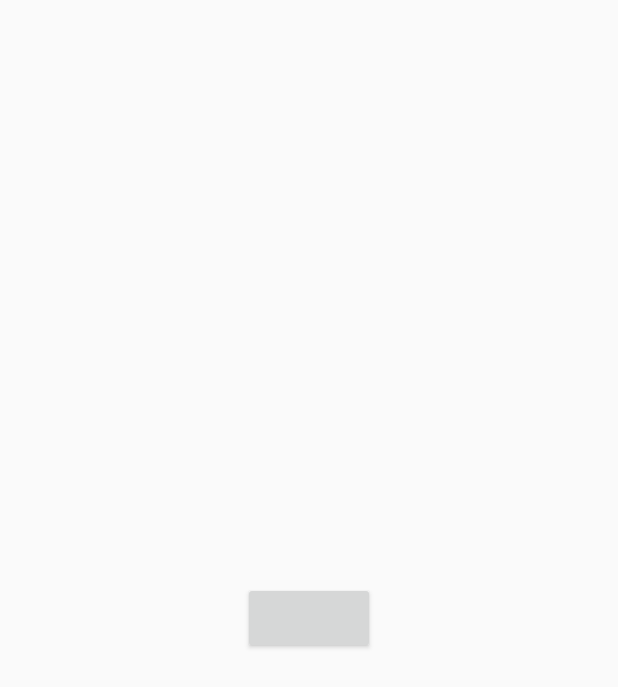
After one commit to JunichiYukawa/airline, an Android app: the LoginWithTwitterActivity screen opened directly, with no data from a screen before it, on a phone screen of 412 x 824 dp. The commit adds this screen. Shown: the top 687 px of the screen. Run offline under Robolectric (Android 15) with nearby library versions, the phone set to English and light mode, and no system bars; libraries missing offline, so code that uses them is left out: com.twitter.sdk; plain views replace TwitterLoginButton; 2 statements that could not run were skipped.

Commit message:
#1 ログインとログイン情報をファイル保存するところまで

```diff
--- a/app/src/main/AndroidManifest.xml
+++ b/app/src/main/AndroidManifest.xml
@@ -4,17 +4,19 @@
 
     <application
         android:allowBackup="true"
+        android:name=".AirLineApplication"
         android:icon="@mipmap/ic_launcher"
         android:label="@string/app_name"
         android:supportsRtl="true"
         android:theme="@style/AppTheme">
-        <activity android:name=".MainActivity">
+        <activity android:name=".activity.MainActivity">
             <intent-filter>
                 <action android:name="android.intent.action.MAIN" />
 
                 <category android:name="android.intent.category.LAUNCHER" />
             </intent-filter>
         </activity>
+        <activity android:name=".activity.LoginWithTwitterActivity" />
         <meta-data
             android:name="io.fabric.ApiKey"
             android:value="276ad22bec7ff5198a1a95fed7e9f894564220e8" />
--- /dev/null
+++ b/app/src/main/java/info/vourja/airline/activity/LoginWithTwitterActivity.java
@@ -0,0 +1,59 @@
+package info.vourja.airline.activity;
+
+import android.app.Activity;
+import android.content.Intent;
+import android.os.Bundle;
+import android.util.Log;
+import android.widget.Toast;
+
+import com.twitter.sdk.android.core.Callback;
+import com.twitter.sdk.android.core.Result;
+import com.twitter.sdk.android.core.TwitterException;
+import com.twitter.sdk.android.core.TwitterSession;
+import com.twitter.sdk.android.core.identity.TwitterLoginButton;
+
+import info.vourja.airline.AirLineApplication;
+import info.vourja.airline.R;
+
+
+public class LoginWithTwitterActivity extends Activity {
+
+    private TwitterLoginButton loginButton;
+
+    @Override
+    protected void onCreate(Bundle savedInstanceState) {
+        super.onCreate(savedInstanceState);
+        setContentView(R.layout.activity_login);
+
+        loginButton = (TwitterLoginButton) findViewById(R.id.twitter_login_button);
+        loginButton.setCallback(new Callback<TwitterSession>() {
+            @Override
+            public void success(Result<TwitterSession> result) {
+                // The TwitterSession is also available through:
+                // Twitter.getInstance().core.getSessionManager().getActiveSession()
+                TwitterSession session = result.data;
+                // TODO: Remove toast and use the TwitterSession's userID
+                // with your app's user model
+                String msg = "@" + session.getUserName() + " logged in! (#" + session.getUserId() + ")";
+
+                ((AirLineApplication)getApplication()).setTwitterSession(session);
+
+                Toast.makeText(getApplicationContext(), msg, Toast.LENGTH_LONG).show();
+            }
+            @Override
+            public void failure(TwitterException exception) {
+                Log.d("TwitterKit", "Login with Twitter failure", exception);
+            }
+        });
+    }
+
+    @Override
+    protected void onActivityResult(int requestCode, int resultCode, Intent data) {
+        super.onActivityResult(requestCode, resultCode, data);
+        // Make sure that the loginButton hears the result from any
+        // Activity that it triggered.
+        loginButton.onActivityResult(requestCode, resultCode, data);
+    }
+
+
+}
--- a/app/src/main/res/layout/activity_login.xml
+++ b/app/src/main/res/layout/activity_login.xml
@@ -2,7 +2,10 @@
 <RelativeLayout xmlns:android="http://schemas.android.com/apk/res/android"
     android:layout_width="match_parent"
     android:layout_height="match_parent"
-    >
+    android:paddingLeft="@dimen/activity_horizontal_margin"
+    android:paddingRight="@dimen/activity_horizontal_margin"
+    android:paddingTop="@dimen/activity_vertical_margin"
+    android:paddingBottom="@dimen/activity_vertical_margin">
 
     <com.twitter.sdk.android.core.identity.TwitterLoginButton
         android:id="@+id/twitter_login_button"
--- a/app/src/main/res/layout/activity_main.xml
+++ b/app/src/main/res/layout/activity_main.xml
@@ -7,7 +7,7 @@
     android:paddingLeft="@dimen/activity_horizontal_margin"
     android:paddingRight="@dimen/activity_horizontal_margin"
     android:paddingTop="@dimen/activity_vertical_margin"
-    tools:context="info.vourja.airline.MainActivity">
+    tools:context=".activity.MainActivity">
 
     <TextView
         android:layout_width="wrap_content"
```
Also changed, not shown: app/src/main/java/info/vourja/airline/AirLineApplication.java (added, +54 -0 lines), app/src/main/java/info/vourja/airline/activity/MainActivity.java (renamed from app/src/main/java/info/vourja/airline/MainActivity.java, +22 -1 lines).
